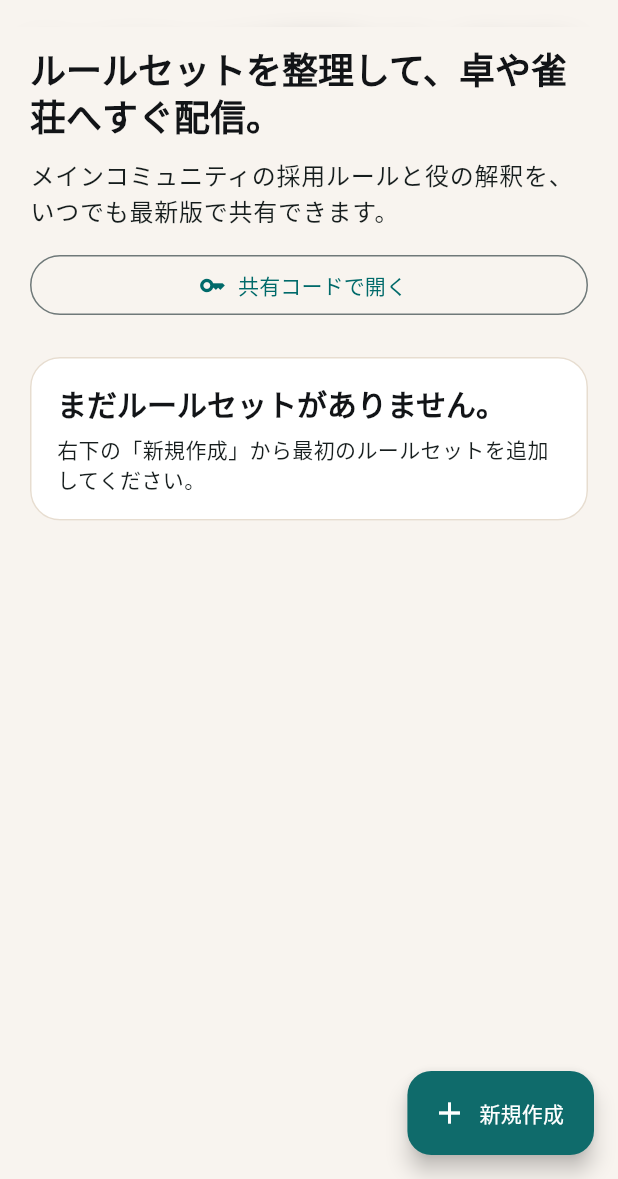
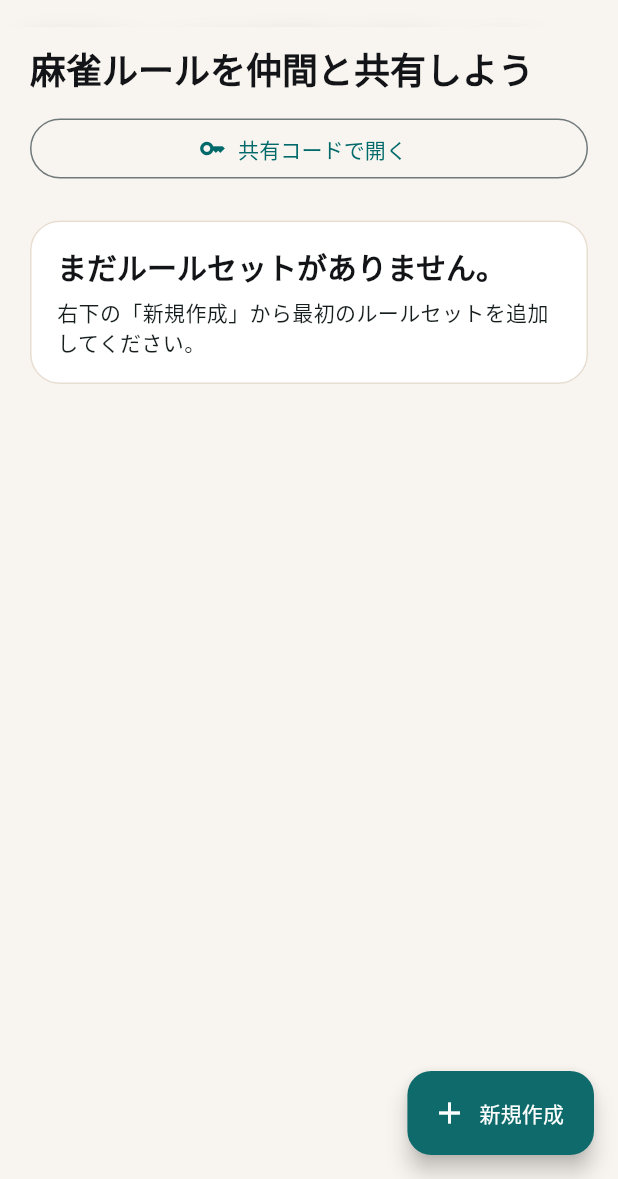
Before and after one commit to olaf86/mahjong-mate, a Flutter app: the RuleSetListScreen screen opened directly, on a phone screen of 412 x 824 dp, the part 57-1236 px from its top. Run offline on Flutter 3.47's test engine with Material 3 defaults, Android fonts, the phone set to English and light mode, and no system bars; our stand-ins replace app_links, cloud_firestore, firebase_auth, firebase_core, flutter_riverpod, go_router and 4 more; accounts and stored records are empty; network calls fail.

Commit message:
copy: simplify list page headline

```diff
--- a/lib/features/rulesets/presentation/rule_set_list_screen.dart
+++ b/lib/features/rulesets/presentation/rule_set_list_screen.dart
@@ -62,13 +62,8 @@ class RuleSetListScreen extends ConsumerWidget {
                       delegate: SliverChildListDelegate(
                         [
                           Text(
-                            'ルールセットを整理して、卓や雀荘へすぐ配信。',
+                            '麻雀ルールを仲間と共有しよう',
                             style: Theme.of(context).textTheme.headlineMedium,
-                          ),
-                          const SizedBox(height: 12),
-                          Text(
-                            'メインコミュニティの採用ルールと役の解釈を、いつでも最新版で共有できます。',
-                            style: Theme.of(context).textTheme.bodyLarge,
                           ),
                           const SizedBox(height: 14),
                           OutlinedButton.icon(
```
